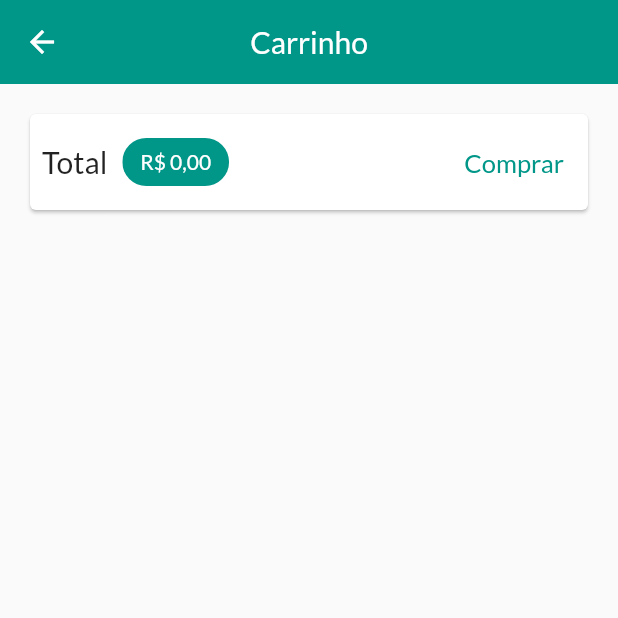
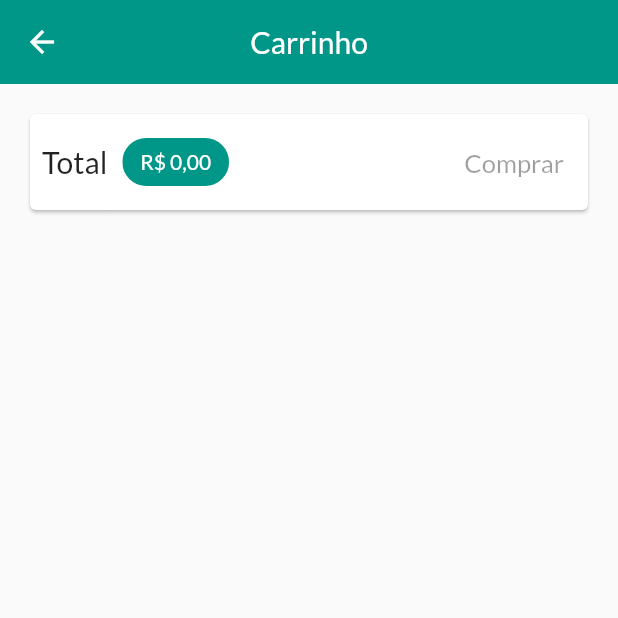
Before and after one commit to larinuness/flutter-shop, a Flutter app: the CartPage screen opened by its route, on a phone screen of 412 x 824 dp, the top half of it. Run offline on Flutter 3.47's test engine with Material 2 defaults, Android fonts, the phone set to English and light mode, and no system bars; network calls fail.

```diff
--- /dev/null
+++ b/flutter_shop/lib/exceptions/http_exception.dart
@@ -0,0 +1,11 @@
+class HttpException implements Exception {
+  final String msg;
+  final int statusCode;
+
+  HttpException({required this.msg, required this.statusCode});
+
+  @override
+  String toString() {
+    return msg;
+  }
+}
--- a/flutter_shop/lib/pages/cart_page.dart
+++ b/flutter_shop/lib/pages/cart_page.dart
@@ -47,17 +47,7 @@ class CartPage extends StatelessWidget {
                                 .color)),
                   ),
                   const Spacer(),
-                  TextButton(
-                    onPressed: () {
-                      //add os items(produtos) no pedido
-                      Provider.of<OrderList>(context, listen: false)
-                          .addOrder(cart);
-                      //limpa carrinho
-                      cart.clear();
-                    },
-                    child:
-                        const Text('Comprar', style: TextStyle(fontSize: 17)),
-                  )
+                  CartButton(cart: cart)
                 ],
               ),
             ),
@@ -76,3 +66,45 @@ class CartPage extends StatelessWidget {
     );
   }
 }
+
+class CartButton extends StatefulWidget {
+  const CartButton({
+    Key? key,
+    required this.cart,
+  }) : super(key: key);
+
+  final Cart cart;
+
+  @override
+  State<CartButton> createState() => _CartButtonState();
+}
+
+class _CartButtonState extends State<CartButton> {
+  bool _isLoading = false;
+  @override
+  Widget build(BuildContext context) {
+    return _isLoading
+        ? const CircularProgressIndicator()
+        : TextButton(
+            onPressed: widget.cart.itemsCount == 0
+                ? null
+                : () async {
+                    setState(() {
+                      _isLoading = true;
+                    });
+                    //add os items(produtos) no pedido
+                    await Provider.of<OrderList>(context, listen: false)
+                        .addOrder(widget.cart);
+                    //limpa carrinho
+                    setState(() {
+                      _isLoading = false;
+                    });
+                    widget.cart.clear();
+                  },
+            child: const Text(
+              'Comprar',
+              style: TextStyle(fontSize: 17),
+            ),
+          );
+  }
+}
--- a/flutter_shop/lib/pages/product_form_page.dart
+++ b/flutter_shop/lib/pages/product_form_page.dart
@@ -1,8 +1,8 @@
 import 'package:flutter/material.dart';
-import '../models/product_model.dart';
 import 'package:provider/provider.dart';
 
 import '../models/product_list_model.dart';
+import '../models/product_model.dart';
 
 class ProductFormPage extends StatefulWidget {
   const ProductFormPage({Key? key}) : super(key: key);
--- a/flutter_shop/lib/pages/products_overview_page.dart
+++ b/flutter_shop/lib/pages/products_overview_page.dart
@@ -1,12 +1,12 @@
 import 'package:flutter/material.dart';
-import '../models/product_list_model.dart';
-import '../components/app_drawer.dart';
-import '../utils/app_routes.dart';
 import 'package:provider/provider.dart';
 
+import '../components/app_drawer.dart';
 import '../components/badge.dart';
 import '../components/product_grid.dart';
 import '../models/cart_model.dart';
+import '../models/product_list_model.dart';
+import '../utils/app_routes.dart';
 
 enum FilterFavorites { favorite, all }
 
--- /dev/null
+++ b/flutter_shop/lib/utils/constants.dart
@@ -0,0 +1,6 @@
+class Constants {
+  static const productsUrl =
+      "https://shop-cod3r-flutter-default-rtdb.firebaseio.com/products";
+  static const orderUrl =
+      "https://shop-cod3r-flutter-default-rtdb.firebaseio.com/orders";
+}
```
Also changed, not shown: flutter_shop/lib/components/order_item.dart (+6 -4 lines), flutter_shop/lib/components/product_item.dart (+16 -8 lines), flutter_shop/lib/models/order_list_model.dart (+68 -7 lines), flutter_shop/lib/models/product_list_model.dart (+37 -7 lines), flutter_shop/lib/models/product_model.dart (+27 -1 lines), flutter_shop/lib/pages/order_page.dart (+21 -7 lines).
